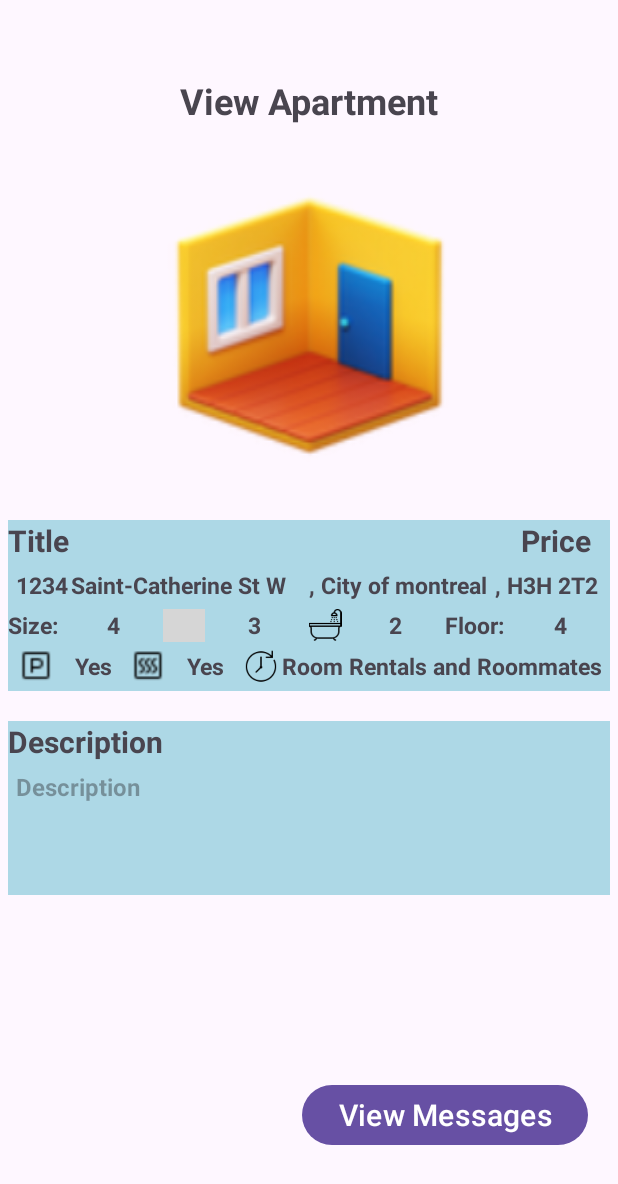
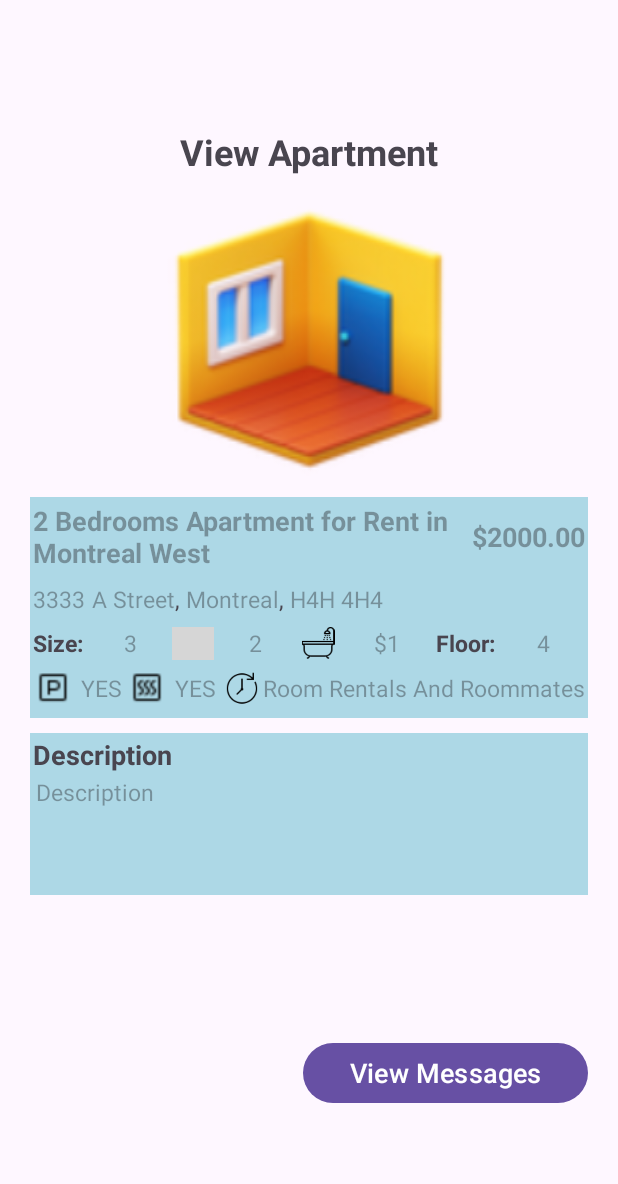
Before and after one commit to thiago-ssouza/rentals_app, an Android app: the ViewApartmentActivity screen opened directly, with no data from a screen before it, on a phone screen of 412 x 824 dp. Shown: the top 1184 px of the screen. Run offline under Robolectric (Android 15) with nearby library versions, the phone set to English and light mode, and no system bars; our stand-ins replace Firebase (no records; nobody signed in at launch, a user with empty details on screens opened directly); grey boxes are pictures that could not be loaded.

Commit message:
refactor:improved the design from view apartment and message list activity. Comment the mocking data, the code will only works when the search activity is ready and passing the selectedApartmentUID

```diff
--- a/app/src/main/java/com/example/rentals_app/ViewApartmentActivity.java
+++ b/app/src/main/java/com/example/rentals_app/ViewApartmentActivity.java
@@ -98,15 +98,16 @@ public class ViewApartmentActivity extends AppCompatActivity {
         }
 
 
-        /// TODO REMOVE AFTER! JUST FOR TESTING!
-        intent = new Intent();
-        /// TODO REMOVE AFTER! JUST FOR TESTING!
-        intent.putExtra("selectedApartmentUID", "-Nh7tsjasRtw-cjUztgm");
+
+        /// TODO REMOVE AFTER! JUST FOR TESTING! MOKING DATA IN CASE OF TESTING WITHOUT APARTMENT LIST ACTIVITY READY
+//        intent = new Intent();
+        /// TODO REMOVE AFTER! JUST FOR TESTING! MOKING DATA IN CASE OF TESTING WITHOUT APARTMENT LIST ACTIVITY READY
+//        intent.putExtra("selectedApartmentUID", "-Nh7tsjasRtw-cjUztgm");
 
         if (intent != null) {
             selectedApartmentUID = intent.getStringExtra("selectedApartmentUID");
 
-            /// TODO REMOVE COMMENT AFTER! ADDING APARTMENT JUST FOR TESTING!
+            /// TODO REMOVE COMMENT AFTER! ADDING APARTMENT JUST FOR TESTING BEFORE ADD APARTMENT READY!
 //            apartment = new ApartmentModel();
 //            apartment.setTitle("3 Bedrooms Apartment for Rent in Montreal!");
 //            apartment.setDescription("Big apartment. Perfectly for family. If you have a domestic animal it is also a ideal apartment! Close to everything!");
--- a/app/src/main/res/layout/activity_message_list.xml
+++ b/app/src/main/res/layout/activity_message_list.xml
@@ -6,7 +6,7 @@
     android:layout_width="match_parent"
     android:layout_height="match_parent"
     android:orientation="vertical"
-    android:padding="5dp"
+    android:padding="20dp"
     android:gravity="top">
 
     <TextView
@@ -20,21 +20,15 @@
         android:textStyle="bold"/>
 
 
+    <!-- Line 1 - Apartment Title -->
     <LinearLayout
         android:layout_width="match_parent"
         android:layout_height="wrap_content"
         android:orientation="vertical"
         android:gravity="center"
-        android:layout_gravity="left"
-        android:padding="5dp">
-
-        <!-- Line 1 - Apartment Title -->
-
-        <LinearLayout
-            android:layout_width="match_parent"
-            android:layout_height="wrap_content"
-            android:orientation="horizontal"
-            android:gravity="left">
+        android:padding="5dp"
+        android:layout_marginBottom="10dp"
+        android:layout_gravity="left">
 
             <TextView
                 android:layout_width="wrap_content"
@@ -43,6 +37,7 @@
                 android:gravity="left"
                 android:layout_gravity="left"
                 android:textSize="20dp"
+                android:padding="5dp"
                 android:textStyle="bold"/>
 
             <TextView
@@ -52,9 +47,8 @@
                 android:hint="Apartment Title"
                 android:gravity="left"
                 android:layout_gravity="left"
+                android:padding="5dp"
                 android:textSize="20dp" />
-
-        </LinearLayout>
 
     </LinearLayout>
 
--- a/app/src/main/res/layout/activity_view_apartment.xml
+++ b/app/src/main/res/layout/activity_view_apartment.xml
@@ -6,38 +6,22 @@
     android:layout_width="match_parent"
     android:layout_height="match_parent"
     android:orientation="vertical"
-    android:padding="5dp"
+    android:padding="20dp"
     android:gravity="center">
-
-<!--    <androidx.appcompat.widget.Toolbar-->
-<!--        android:layout_width="match_parent"-->
-<!--        android:layout_height="wrap_content"-->
-<!--        android:gravity="center"-->
-<!--        android:layout_gravity="center">-->
-
-<!--        <Button-->
-<!--            android:id="@+id/btnPreviousPage"-->
-<!--            android:layout_width="90dp"-->
-<!--            android:layout_height="40dp"-->
-<!--            android:text="Back"-->
-<!--            android:textSize="15dp"-->
-<!--            android:layout_gravity="left"-->
-<!--            />-->
-<!--    </androidx.appcompat.widget.Toolbar>-->
 
     <TextView
         android:layout_width="match_parent"
         android:layout_height="wrap_content"
         android:text="View Apartment"
         android:textSize="24dp"
-        android:layout_marginBottom="30dp"
+        android:layout_marginBottom="5dp"
         android:gravity="center"
         android:textStyle="bold"/>
 
     <ImageView
         android:layout_width="247dp"
         android:layout_height="203dp"
-        android:layout_marginBottom="30dp"
+        android:layout_marginBottom="5dp"
         android:src="@drawable/apartment_icon" />
 
     <LinearLayout
@@ -46,6 +30,7 @@
         android:orientation="vertical"
         android:gravity="center"
         android:layout_gravity="left"
+        android:padding="2dp"
         android:background="@color/light_blue">
 
         <!-- Line 1 - Title and Price -->
@@ -54,30 +39,35 @@
             android:layout_width="match_parent"
             android:layout_height="wrap_content"
             android:orientation="horizontal"
-            android:gravity="center">
+            android:gravity="center"
+            android:paddingTop="1dp"
+            android:paddingBottom="1dp"
+            android:layout_marginBottom="5dp">
 
             <TextView
                 android:id="@+id/textViewTitle"
                 android:layout_width="wrap_content"
                 android:layout_height="wrap_content"
-                android:text="Title"
                 android:gravity="left"
                 android:layout_gravity="left"
-                android:textSize="20dp"
-                android:layout_weight="12"
+                android:textSize="18dp"
+                android:autoSizeMinTextSize="15dp"
+                android:hint="2 Bedrooms Apartment for Rent in Montreal West"
+                android:layout_weight="1"
                 android:textStyle="bold"/>
 
             <TextView
                 android:id="@+id/textViewPrice"
                 android:layout_width="wrap_content"
                 android:layout_height="wrap_content"
-                android:text="Price"
-                android:gravity="center"
+                android:gravity="left"
                 android:layout_gravity="center"
-                android:textSize="20dp"
-                android:layout_weight="1"
+                android:textSize="18dp"
+                android:layout_weight="0"
                 android:lines="1"
-                android:textStyle="bold" />
+                android:hint="$2000.00"
+                android:textStyle="bold"
+                android:textColor="@color/green"/>
 
         </LinearLayout>
 
@@ -88,28 +78,28 @@
             android:layout_height="wrap_content"
             android:orientation="horizontal"
             android:gravity="left"
-            android:padding="5dp">
+            android:paddingTop="1dp"
+            android:paddingBottom="1dp"
+            android:layout_marginBottom="5dp">
 
             <TextView
                 android:id="@+id/textViewUnit"
-                android:layout_width="wrap_content"
+                android:layout_width="39dp"
                 android:layout_height="wrap_content"
-                android:text="1234"
                 android:layout_gravity="center"
-                android:textSize="15dp"
-                android:layout_weight="1"
+                android:layout_weight="0"
+                android:hint="3333"
                 android:lines="1"
-                android:textStyle="bold"/>
+                android:textSize="15dp" />
 
             <TextView
                 android:id="@+id/textViewAddress"
                 android:layout_width="wrap_content"
                 android:layout_height="wrap_content"
-                android:text="Saint-Catherine St W"
                 android:layout_gravity="center"
                 android:textSize="15dp"
-                android:layout_weight="6"
-                android:textStyle="bold"/>
+                android:hint="A Street"
+                android:layout_weight="0"/>
 
             <TextView
                 android:layout_width="wrap_content"
@@ -117,19 +107,17 @@
                 android:text=", "
                 android:layout_gravity="bottom"
                 android:textSize="15dp"
-                android:layout_weight="0"
-                android:textStyle="bold"/>
+                android:layout_weight="0" />
 
             <TextView
                 android:id="@+id/textViewLocation"
                 android:layout_width="wrap_content"
                 android:layout_height="wrap_content"
-                android:text="City of montreal"
                 android:layout_gravity="center"
-                android:textSize="15dp"
-                android:layout_weight="2"
+                android:layout_weight="0"
                 android:lines="1"
-                android:textStyle="bold"/>
+                android:hint="Montreal"
+                android:textSize="15dp" />
 
             <TextView
                 android:layout_width="wrap_content"
@@ -137,19 +125,17 @@
                 android:text=", "
                 android:layout_gravity="bottom"
                 android:textSize="15dp"
-                android:layout_weight="0"
-                android:textStyle="bold"/>
+                android:layout_weight="0" />
 
             <TextView
                 android:id="@+id/textViewPostalCode"
                 android:layout_width="wrap_content"
                 android:layout_height="wrap_content"
-                android:text="H3H 2T2"
                 android:layout_gravity="center"
-                android:textSize="15dp"
-                android:layout_weight="1"
+                android:layout_weight="0"
                 android:lines="1"
-                android:textStyle="bold"/>
+                android:hint="H4H 4H4"
+                android:textSize="15dp" />
 
         </LinearLayout>
 
@@ -159,7 +145,10 @@
             android:layout_width="match_parent"
             android:layout_height="wrap_content"
             android:orientation="horizontal"
-            android:gravity="left">
+            android:gravity="left"
+            android:paddingTop="1dp"
+            android:paddingBottom="1dp"
+            android:layout_marginBottom="5dp">
 
             <TextView
                 android:layout_width="wrap_content"
@@ -175,13 +164,12 @@
                 android:id="@+id/textViewSize"
                 android:layout_width="wrap_content"
                 android:layout_height="wrap_content"
-                android:text="4"
                 android:layout_gravity="center"
                 android:gravity="center"
                 android:textSize="15dp"
+                android:hint="3"
                 android:layout_weight="1"
-                android:lines="1"
-                android:textStyle="bold"/>
+                android:lines="1" />
 
             <ImageView
                 android:layout_width="28dp"
@@ -194,13 +182,12 @@
                 android:id="@+id/textViewBedrooms"
                 android:layout_width="wrap_content"
                 android:layout_height="wrap_content"
-                android:text="3"
                 android:layout_gravity="center"
                 android:gravity="center"
                 android:textSize="15dp"
+                android:hint="2"
                 android:layout_weight="1"
-                android:lines="1"
-                android:textStyle="bold"/>
+                android:lines="1" />
 
             <ImageView
                 android:layout_width="28dp"
@@ -213,13 +200,12 @@
                 android:id="@+id/textViewBathrooms"
                 android:layout_width="wrap_content"
                 android:layout_height="wrap_content"
-                android:text="2"
                 android:layout_gravity="center"
                 android:gravity="center"
                 android:textSize="15dp"
+                android:hint="$1"
                 android:layout_weight="1"
-                android:lines="1"
-                android:textStyle="bold"/>
+                android:lines="1" />
 
             <TextView
                 android:layout_width="wrap_content"
@@ -235,13 +221,12 @@
                 android:id="@+id/textViewStageFloor"
                 android:layout_width="wrap_content"
                 android:layout_height="wrap_content"
-                android:text="4"
                 android:layout_gravity="center"
                 android:gravity="center"
                 android:textSize="15dp"
+                android:hint="4"
                 android:layout_weight="1"
-                android:lines="1"
-                android:textStyle="bold"/>
+                android:lines="1" />
 
         </LinearLayout>
 
@@ -251,7 +236,9 @@
             android:layout_height="wrap_content"
             android:orientation="horizontal"
             android:gravity="left"
-            android:padding="5dp">
+            android:paddingTop="1dp"
+            android:paddingBottom="1dp"
+            android:layout_marginBottom="5dp">
 
             <ImageView
                 android:layout_width="28dp"
@@ -264,13 +251,12 @@
                 android:id="@+id/textViewParking"
                 android:layout_width="wrap_content"
                 android:layout_height="wrap_content"
-                android:text="Yes"
                 android:layout_gravity="center"
                 android:gravity="center"
                 android:textSize="15dp"
+                android:hint="YES"
                 android:layout_weight="1"
-                android:lines="1"
-                android:textStyle="bold"/>
+                android:lines="1" />
 
             <ImageView
                 android:layout_width="28dp"
@@ -283,13 +269,12 @@
                 android:id="@+id/textViewHeating"
                 android:layout_width="wrap_content"
                 android:layout_height="wrap_content"
-                android:text="Yes"
                 android:layout_gravity="center"
                 android:gravity="center"
                 android:textSize="15dp"
+                android:hint="YES"
                 android:layout_weight="1"
-                android:lines="1"
-                android:textStyle="bold"/>
+                android:lines="1" />
 
             <ImageView
                 android:layout_width="28dp"
@@ -302,12 +287,11 @@
                 android:id="@+id/textViewRentType"
                 android:layout_width="wrap_content"
                 android:layout_height="wrap_content"
-                android:text="Room Rentals and Roommates"
                 android:layout_gravity="center"
                 android:gravity="center"
                 android:textSize="15dp"
-                android:layout_weight="0"
-                android:textStyle="bold"/>
+                android:hint="Room Rentals And Roommates"
+                android:layout_weight="0" />
 
         </LinearLayout>
 
@@ -323,7 +307,8 @@
         android:gravity="center"
         android:layout_gravity="left"
         android:background="@color/light_blue"
-        android:layout_marginTop="20dp">
+        android:layout_marginTop="10dp"
+        android:padding="2dp">
 
         <!-- Line 1 - Descrition Title -->
 
@@ -339,7 +324,7 @@
                 android:text="Description"
                 android:gravity="left"
                 android:layout_gravity="left"
-                android:textSize="20dp"
+                android:textSize="18dp"
                 android:textStyle="bold"/>
 
         </LinearLayout>
@@ -351,7 +336,7 @@
             android:layout_height="wrap_content"
             android:orientation="horizontal"
             android:gravity="left"
-            android:padding="5dp">
+            android:padding="2dp">
 
             <TextView
                 android:id="@+id/textViewViewApartmentDescription"
@@ -359,9 +344,8 @@
                 android:layout_height="wrap_content"
                 android:hint="Description"
                 android:layout_gravity="center"
-                android:textSize="16dp"
-                android:lines="4"
-                android:textStyle="bold"/>
+                android:textSize="15dp"
+                android:lines="4" />
 
         </LinearLayout>
 
@@ -377,7 +361,9 @@
         android:orientation="vertical"
         android:gravity="center"
         android:layout_gravity="left"
-        android:layout_marginTop="20dp">
+        android:padding="2dp"
+        android:layout_marginTop="10dp"
+        android:background="@color/light_blue">
 
         <!-- Line 1 - Message and Button Send Message -->
         <!-- Line 1 - Message Text -->
@@ -385,22 +371,13 @@
             android:id="@+id/editTextViewApartmentMessage"
             android:layout_width="match_parent"
             android:layout_height="wrap_content"
+            android:layout_gravity="left"
+            android:background="@null"
+            android:gravity="left"
             android:hint="Message"
-            android:gravity="left"
-            android:layout_gravity="left"
-            android:textSize="20dp"
+            android:lines="4"
             android:maxLength="500"
-            android:lines="4"
-            android:background="@color/light_blue"/>
-
-<!--        <Button-->
-<!--            android:id="@+id/btnSendMessage"-->
-<!--            android:layout_width="wrap_content"-->
-<!--            android:layout_height="wrap_content"-->
-<!--            android:text="Send Message"-->
-<!--            android:textSize="20dp"-->
-<!--            android:layout_gravity="right"-->
-<!--            />-->
+            android:textSize="15dp" />
 
     </LinearLayout>
 
@@ -411,14 +388,15 @@
         android:orientation="horizontal"
         android:gravity="center"
         android:layout_gravity="left"
-        android:padding="5dp">
+        android:layout_marginTop="5dp">
 
         <Button
             android:id="@+id/btnSendMessage"
             android:layout_width="wrap_content"
             android:layout_height="wrap_content"
             android:text="Send Message"
-            android:textSize="20dp"
+            android:textSize="18dp"
+            android:layout_weight="1"
             android:layout_gravity="right"
             />
 
@@ -427,7 +405,8 @@
             android:layout_width="wrap_content"
             android:layout_height="wrap_content"
             android:text="View Messages"
-            android:textSize="20dp"
+            android:textSize="18dp"
+            android:layout_weight="1"
             android:layout_gravity="right"
             />
 
--- a/app/src/main/res/layout/list_view_message_item.xml
+++ b/app/src/main/res/layout/list_view_message_item.xml
@@ -32,17 +32,17 @@
                 android:text="Tenant Name: "
                 android:gravity="left"
                 android:layout_gravity="left"
-                android:textSize="20dp"
+                android:textSize="18dp"
                 android:textStyle="bold"/>
 
             <TextView
                 android:id="@+id/textViewListViewFullName"
                 android:layout_width="wrap_content"
                 android:layout_height="wrap_content"
-                android:text="Full Name"
+                android:hint="Full Name"
                 android:gravity="left"
-                android:layout_gravity="left"
-                android:textSize="20dp" />
+                android:layout_gravity="center"
+                android:textSize="15dp" />
 
         </LinearLayout>
 
@@ -60,17 +60,17 @@
                 android:text="Date: "
                 android:gravity="left"
                 android:layout_gravity="left"
-                android:textSize="20dp"
+                android:textSize="18dp"
                 android:textStyle="bold"/>
 
             <TextView
                 android:id="@+id/textViewListViewDate"
                 android:layout_width="wrap_content"
                 android:layout_height="wrap_content"
-                android:text="2023/10/08"
+                android:hint="yyyy/mm/dd"
                 android:gravity="left"
-                android:layout_gravity="left"
-                android:textSize="20dp" />
+                android:layout_gravity="center"
+                android:textSize="15dp" />
 
         </LinearLayout>
 
@@ -87,17 +87,17 @@
                 android:text="Email: "
                 android:layout_gravity="center"
                 android:gravity="left"
-                android:textSize="20dp"
+                android:textSize="18dp"
                 android:textStyle="bold"/>
 
             <TextView
                 android:id="@+id/textViewListViewEmail"
                 android:layout_width="wrap_content"
                 android:layout_height="wrap_content"
-                android:text="thiago.souza@gmail.com"
+                android:hint="example@email.com"
                 android:layout_gravity="center"
                 android:gravity="left"
-                android:textSize="20dp"
+                android:textSize="15dp"
                 android:layout_weight="1" />
 
         </LinearLayout>
@@ -115,17 +115,17 @@
                 android:text="Phone: "
                 android:layout_gravity="center"
                 android:gravity="left"
-                android:textSize="20dp"
+                android:textSize="18dp"
                 android:textStyle="bold"/>
 
             <TextView
                 android:id="@+id/textViewListViewPhone"
                 android:layout_width="wrap_content"
                 android:layout_height="wrap_content"
-                android:text="4384539485"
                 android:layout_gravity="center"
                 android:gravity="left"
-                android:textSize="20dp"
+                android:hint="2222222222"
+                android:textSize="15dp"
                 android:layout_weight="1" />
 
         </LinearLayout>
@@ -141,9 +141,9 @@
                 android:layout_width="match_parent"
                 android:layout_height="wrap_content"
                 android:text="Message: "
-                android:layout_gravity="top"
+                android:layout_gravity="center"
                 android:gravity="left"
-                android:textSize="20dp"
+                android:textSize="18dp"
                 android:textStyle="bold"/>
 
             <TextView
@@ -153,12 +153,10 @@
                 android:hint="Message"
                 android:layout_gravity="left"
                 android:gravity="left"
-                android:textSize="20dp"
-                android:lines="5"
+                android:textSize="15dp"
                 android:layout_weight="1" />
 
         </LinearLayout>
-
     </LinearLayout>
 
 </LinearLayout>
```
